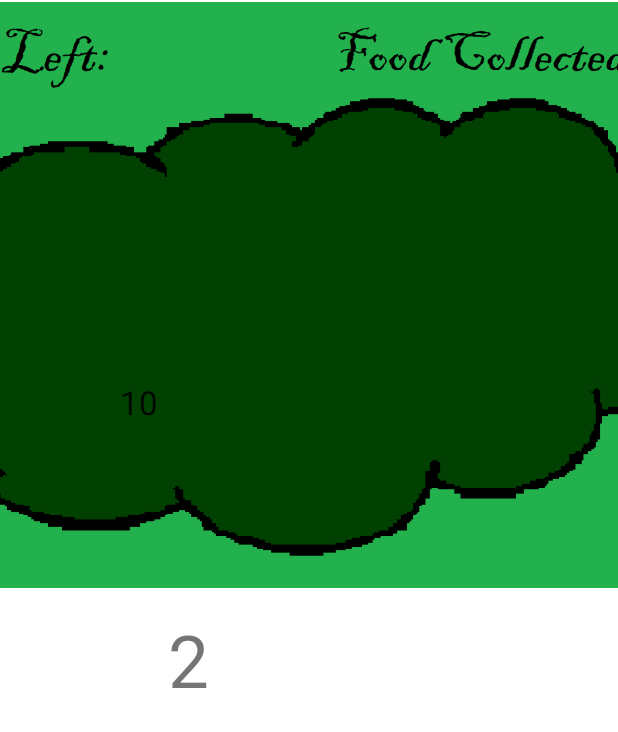
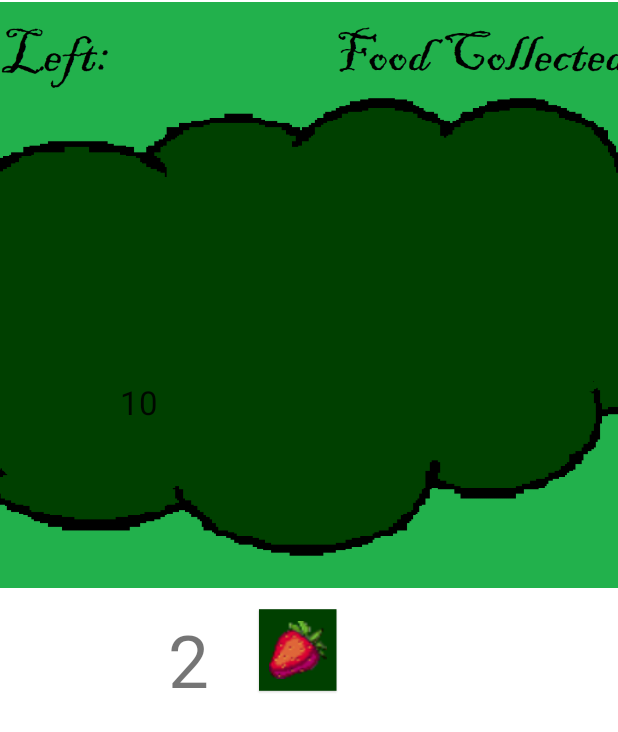
Before and after one commit to k-mcclSchool/Berry-Picking-Minigame, an Android app: the berryPickingMinigame screen opened directly, with no data from a screen before it, on a phone screen of 412 x 824 dp. Shown: the top 732 px of the screen. Run offline under Robolectric (Android 15) with nearby library versions, the phone set to English and light mode, and no system bars.

Commit message:
Updated WORKING!!!!

```diff
--- a/app/build.gradle
+++ b/app/build.gradle
@@ -25,6 +25,7 @@ android {
         sourceCompatibility JavaVersion.VERSION_1_8
         targetCompatibility JavaVersion.VERSION_1_8
     }
+    namespace 'com.example.berrypickingminigame'
 }
 
 dependencies {
--- a/app/src/main/AndroidManifest.xml
+++ b/app/src/main/AndroidManifest.xml
@@ -1,7 +1,6 @@
 <?xml version="1.0" encoding="utf-8"?>
 <manifest xmlns:android="http://schemas.android.com/apk/res/android"
-    xmlns:tools="http://schemas.android.com/tools"
-    package="com.example.berrypickingminigame">
+    xmlns:tools="http://schemas.android.com/tools">
 
     <application
         android:allowBackup="true"
--- a/app/src/main/java/com/example/berrypickingminigame/berryPickingMinigame.java
+++ b/app/src/main/java/com/example/berrypickingminigame/berryPickingMinigame.java
@@ -3,6 +3,7 @@ package com.example.berrypickingminigame;
 import android.annotation.SuppressLint;
 import android.os.Bundle;
 import android.os.CountDownTimer;
+import android.os.Handler;
 import android.view.View;
 import android.view.ViewGroup;
 import android.widget.EditText;
@@ -25,8 +26,9 @@ public class berryPickingMinigame extends AppCompatActivity {
 
     int numOfBerryPicked = 0;
     int BERRY_TIMER = 3;
-    int GAMETIME = 5; // how long the game runs for
+    int GAMETIME = 10; // how long the game runs for
     int GAMETIMEMS = GAMETIME * 1000;
+    double BERRY_DELAY = 0.6;  //seconds until berry re-appears.
     int i = 0;
     int food = 0;
     private String output;
@@ -93,17 +95,18 @@ public class berryPickingMinigame extends AppCompatActivity {
                 counter1.setText("Berry Picking Minigame");
             }
 
-            public void onFinish(){
+            public void onFinish() {
 
-                new CountDownTimer(1800,600) {
+                new CountDownTimer(1800, 600) {
                     int berrytimer = BERRY_TIMER;
 
-                    public void onTick ( long millisUntilFinished){
+                    public void onTick(long millisUntilFinished) {
                         counter1.setText(String.valueOf(this.berrytimer));
                         this.berrytimer--;
                     }
+
                     // COUNTDOWN FINISHES
-                    public void onFinish () {
+                    public void onFinish() {
                         new CountDownTimer(600, 600) {
 
 
@@ -131,6 +134,7 @@ public class berryPickingMinigame extends AppCompatActivity {
                                     // GAME FINISHES
                                     @SuppressLint("SetTextI18n")
                                     public void onFinish() {
+                                        miniGameRunning = false;
                                         makeInvisible(berry1);
                                         makeInvisible(berry2);
                                         makeInvisible(berry3);
@@ -150,18 +154,30 @@ public class berryPickingMinigame extends AppCompatActivity {
         //food = food + 5 * berries picked.;
     }
 
-    private void berryPicked(){
-        if(miniGameRunning){
+    private void berryPicked() {
+        if (miniGameRunning) {
             numOfBerryPicked++;
             score.setText(String.valueOf(numOfBerryPicked * 5));
         }
     }
 
-    private void moveBerry(ImageButton img){
+    private void moveBerry(ImageButton img) {
+        int berryDelay = BERRY_TIMER * 1000;
         makeInvisible(img);
         //img.setMarginTop(48 + rand.nextInt(208-48));
         //img.setMarginEnd(52 + rand.nextInt(404-52));
 
+
+        final Handler handler = new Handler();
+        handler.postDelayed(new Runnable() {
+            @Override
+            public void run() {
+                if (miniGameRunning) {
+                    makeVisible(img);
+                }
+            }
+        }, berryDelay);
+        /*
         final Timer t = new java.util.Timer();
         t.schedule(
                 new java.util.TimerTask() {
@@ -171,20 +187,18 @@ public class berryPickingMinigame extends AppCompatActivity {
                         t.cancel();
                     }
                 },
-                800
-        );
+                1000, 500
+        );*/
     }
 
-    private void makeVisible(ImageButton img){
-        img.setElevation(Float.parseFloat("3"));
+    private void makeVisible(ImageButton img) {
+        img.setElevation(Float.parseFloat("1"));
         img.setVisibility(View.VISIBLE);
     }
-    private void makeInvisible(ImageButton img){
+
+    private void makeInvisible(ImageButton img) {
         img.setElevation(Float.parseFloat("-10"));
         img.setVisibility(View.INVISIBLE);
 
     }
-
-
-
 }
--- a/app/src/main/res/layout/berryberryminigame.xml
+++ b/app/src/main/res/layout/berryberryminigame.xml
@@ -8,11 +8,12 @@
 
     <ImageButton
         android:id="@+id/imageButton"
-        android:layout_width="43dp"
-        android:layout_height="45dp"
-        android:layout_marginTop="50dp"
-        android:layout_marginEnd="404dp"
-        android:elevation="10dp"
+        android:layout_width="55dp"
+        android:layout_height="60dp"
+        android:layout_marginTop="56dp"
+        android:layout_marginEnd="324dp"
+        android:background="#004000"
+        android:elevation="1dp"
         app:layout_constraintEnd_toStartOf="@+id/berryscore"
         app:layout_constraintTop_toBottomOf="@+id/textView3"
         app:srcCompat="@drawable/berry" />
@@ -21,9 +22,12 @@
         android:id="@+id/imageButton2"
         android:layout_width="43dp"
         android:layout_height="45dp"
-        android:layout_marginTop="50dp"
-        android:layout_marginEnd="52dp"
-        android:elevation="10dp"
+        android:layout_marginTop="56dp"
+        android:layout_marginEnd="76dp"
+        android:background="#004000"
+        android:elevation="1dp"
+        android:scaleX="1.2"
+        android:scaleY="1.2"
         app:layout_constraintEnd_toStartOf="@+id/berryscore"
         app:layout_constraintTop_toBottomOf="@+id/textView3"
         app:srcCompat="@drawable/berry" />
@@ -32,9 +36,12 @@
         android:id="@+id/imageButton4"
         android:layout_width="43dp"
         android:layout_height="45dp"
-        android:layout_marginTop="208dp"
-        android:layout_marginEnd="52dp"
-        android:elevation="10dp"
+        android:layout_marginTop="168dp"
+        android:layout_marginEnd="120dp"
+        android:background="#004000"
+        android:elevation="1dp"
+        android:scaleX="1.2"
+        android:scaleY="1.2"
         app:layout_constraintEnd_toStartOf="@+id/berryscore"
         app:layout_constraintTop_toBottomOf="@+id/textView3"
         app:srcCompat="@drawable/berry" />
@@ -43,9 +50,26 @@
         android:id="@+id/imageButton3"
         android:layout_width="43dp"
         android:layout_height="45dp"
-        android:layout_marginTop="208dp"
-        android:layout_marginEnd="404dp"
-        android:elevation="10dp"
+        android:layout_marginTop="180dp"
+        android:layout_marginEnd="380dp"
+        android:background="#004000"
+        android:elevation="1dp"
+        android:scaleX="1.2"
+        android:scaleY="1.2"
+        app:layout_constraintEnd_toStartOf="@+id/berryscore"
+        app:layout_constraintTop_toBottomOf="@+id/textView3"
+        app:srcCompat="@drawable/berry" />
+
+    <ImageButton
+        android:id="@+id/imageButton5"
+        android:layout_width="43dp"
+        android:layout_height="45dp"
+        android:layout_marginTop="120dp"
+        android:layout_marginEnd="220dp"
+        android:background="#004000"
+        android:elevation="1dp"
+        android:scaleX="1.2"
+        android:scaleY="1.2"
         app:layout_constraintEnd_toStartOf="@+id/berryscore"
         app:layout_constraintTop_toBottomOf="@+id/textView3"
         app:srcCompat="@drawable/berry" />
--- a/build.gradle
+++ b/build.gradle
@@ -1,7 +1,7 @@
 // Top-level build file where you can add configuration options common to all sub-projects/modules.
 plugins {
-    id 'com.android.application' version '7.2.1' apply false
-    id 'com.android.library' version '7.2.1' apply false
+    id 'com.android.application' version '7.4.0' apply false
+    id 'com.android.library' version '7.4.0' apply false
 }
 
 task clean(type: Delete) {
```
Also changed, not shown: gradle/wrapper/gradle-wrapper.properties.
